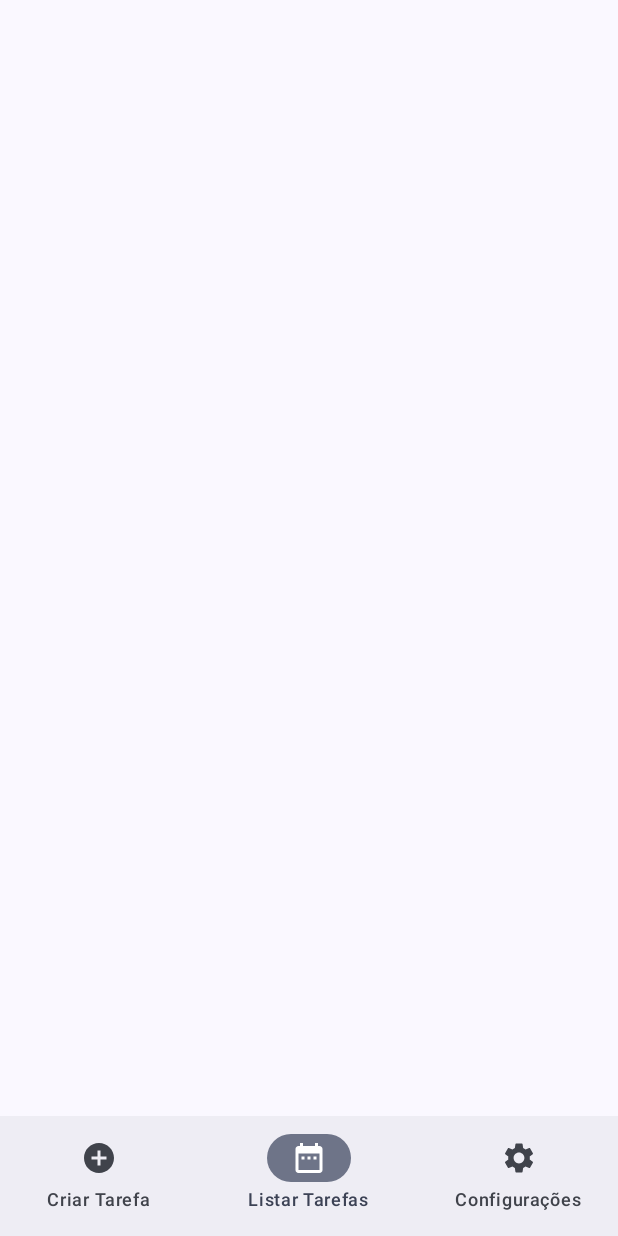
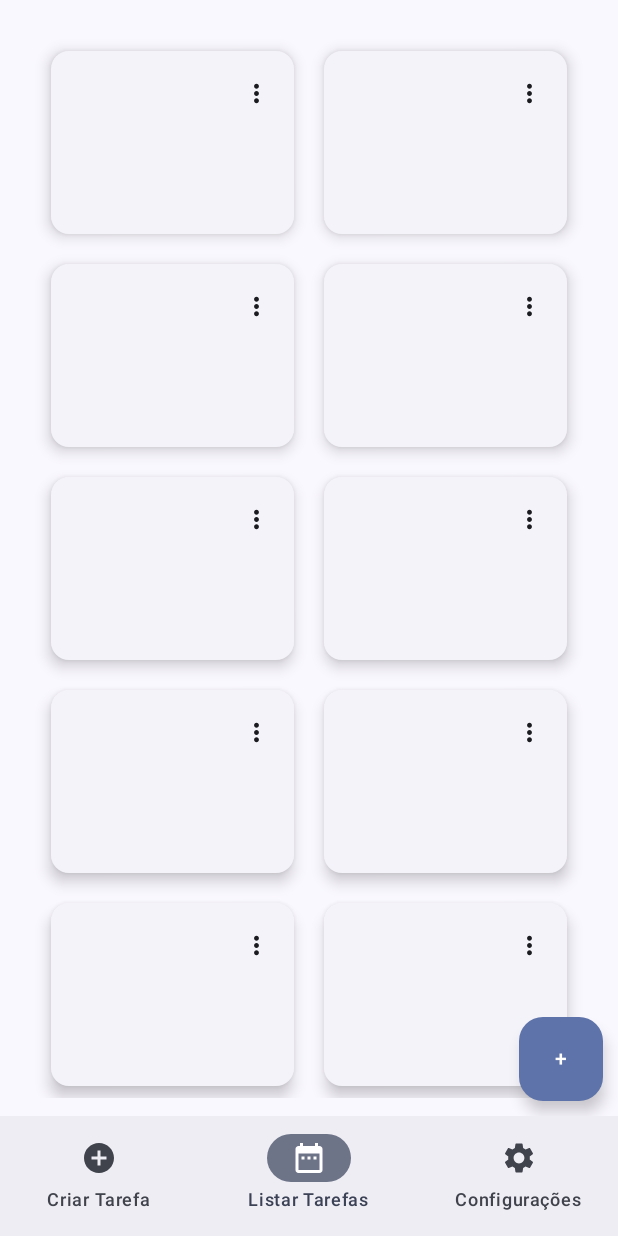
Before and after one commit to Matheus2037/TaskManager, an Android app built with Jetpack Compose: the screen it shows after launch (MainActivity), item 2 of the bottom bar chosen, on a phone screen of 412 x 824 dp. Run offline under Robolectric (Android 15) with nearby library versions, the phone set to English and light mode, and no system bars.

Commit message:
Adicionando ElevatedCards para as tasks

```diff
--- /dev/null
+++ b/app/src/main/java/com/example/taskmanager/components/TaskItemCard.kt
@@ -0,0 +1,76 @@
+package com.example.taskmanager.components
+
+
+import androidx.compose.foundation.layout.Arrangement
+import androidx.compose.foundation.layout.Column
+import androidx.compose.foundation.layout.Row
+import androidx.compose.foundation.layout.fillMaxWidth
+import androidx.compose.foundation.layout.height
+import androidx.compose.foundation.layout.padding
+import androidx.compose.foundation.layout.size
+import androidx.compose.material.icons.Icons
+import androidx.compose.material.icons.rounded.MoreVert
+import androidx.compose.material3.Card
+import androidx.compose.material3.CardDefaults
+import androidx.compose.material3.ElevatedCard
+import androidx.compose.material3.Icon
+import androidx.compose.material3.IconButton
+import androidx.compose.material3.Text
+import androidx.compose.runtime.Composable
+import androidx.compose.ui.Modifier
+import androidx.compose.ui.platform.LocalContext
+import androidx.compose.ui.text.font.FontWeight
+import androidx.compose.ui.text.style.TextOverflow
+import androidx.compose.ui.tooling.preview.Preview
+import androidx.compose.ui.unit.dp
+import androidx.compose.ui.unit.sp
+import com.example.taskmanager.Constants
+
+@Composable
+fun TaskItemCard(modifier: Modifier = Modifier){
+    val localData = com.example.taskmanager.SharedPreferences(LocalContext.current)
+
+    ElevatedCard(elevation = CardDefaults.cardElevation(
+        defaultElevation = 6.dp),
+        modifier = Modifier
+            .fillMaxWidth()
+            .height(142.dp)
+        .padding(10.dp)
+    ) {
+        Column(modifier = Modifier.padding(16.dp).fillMaxWidth()){
+            Row (
+                modifier = Modifier.fillMaxWidth(),
+                horizontalArrangement = Arrangement.Center
+            ) {
+                Text(
+                    text = localData.get(Constants.TITLE)?: "", fontWeight = FontWeight.SemiBold, fontSize = 16.sp,
+                    modifier = Modifier.weight(0.85f)
+                )
+                IconButton(
+                    onClick = { /* TODO */ },
+                    modifier = Modifier.weight(0.15f).size(24.dp)
+                ) {
+                    Icon(
+                        Icons.Rounded.MoreVert,
+                        contentDescription = "Task Options"
+                    )
+                }
+            }
+            Row(modifier = Modifier
+                .padding(top = 8.dp)
+            ) {
+                Text(text =  localData.get(Constants.DESCRIPTION)?: "",
+                    fontWeight = FontWeight.Light,
+                    fontSize = 12.sp,
+                    lineHeight = 12.sp,
+                    overflow = TextOverflow.Ellipsis)
+            }
+        }
+    }
+}
+
+@Composable
+@Preview
+fun TaskItemCardPreview(){
+    TaskItemCard()
+}
--- a/app/src/main/java/com/example/taskmanager/screens/CreateTaskScreen.kt
+++ b/app/src/main/java/com/example/taskmanager/screens/CreateTaskScreen.kt
@@ -24,7 +24,7 @@ import com.example.taskmanager.SharedPreferences
 
 
 @Composable
-fun CreateTaskScreen(paddingValues: PaddingValues){
+fun CreateTaskScreen(modifier: Modifier = Modifier){
     var title by remember { mutableStateOf("") }
     var description by remember { mutableStateOf("") }
     val localData = SharedPreferences(LocalContext.current)
@@ -72,5 +72,5 @@ fun CreateTaskScreen(paddingValues: PaddingValues){
 @Preview(showBackground = true)
 @Composable
 fun CreateTaskScreenPreview(){
-    CreateTaskScreen(paddingValues = PaddingValues())
+    CreateTaskScreen()
 }
--- a/app/src/main/java/com/example/taskmanager/screens/ListTaskScreen.kt
+++ b/app/src/main/java/com/example/taskmanager/screens/ListTaskScreen.kt
@@ -1,25 +1,47 @@
 package com.example.taskmanager.screens
 
+import androidx.compose.foundation.layout.Box
 import androidx.compose.foundation.layout.Column
 import androidx.compose.foundation.layout.PaddingValues
+import androidx.compose.foundation.layout.fillMaxSize
+import androidx.compose.foundation.layout.fillMaxWidth
 import androidx.compose.foundation.layout.padding
+import androidx.compose.foundation.lazy.grid.GridCells
+import androidx.compose.foundation.lazy.grid.LazyVerticalGrid
+import androidx.compose.material3.FloatingActionButton
 import androidx.compose.material3.Text
 import androidx.compose.runtime.Composable
+import androidx.compose.ui.Alignment
 import androidx.compose.ui.Modifier
 import androidx.compose.ui.platform.LocalContext
 import androidx.compose.ui.tooling.preview.Preview
 import androidx.compose.ui.unit.dp
-import com.example.taskmanager.Constants
+import com.example.taskmanager.components.TaskItemCard
 
 @Composable
-fun ListTaskScreen(paddingValues: PaddingValues, modifier: Modifier = Modifier) {
+fun ListTaskScreen(modifier: Modifier = Modifier) {
     val localData = com.example.taskmanager.SharedPreferences(LocalContext.current)
+    val taskList = List(50) { "Task $it" }
 
     Column(
-        modifier = Modifier.padding(20.dp)
+        modifier = Modifier
+            .padding()
+            .fillMaxWidth()
     ) {
-        Text(text = localData.get(Constants.TITLE)?: "")
-        Text(text = localData.get(Constants.DESCRIPTION)?: "")
+        LazyVerticalGrid(
+            columns = GridCells.Adaptive(minSize = 160.dp),
+            contentPadding = PaddingValues(12.dp),
+            modifier = Modifier.fillMaxWidth().padding(12.dp)
+        ) {
+            items(taskList.size) { index ->
+                TaskItemCard()
+            }
+        }
+    }
+    Box (modifier = Modifier.fillMaxSize().padding(10.dp), contentAlignment = Alignment.BottomEnd){
+        FloatingActionButton(onClick = { /* TODO */ }) {
+            Text(text = "+")
+        }
     }
 }
 
@@ -27,5 +49,5 @@ fun ListTaskScreen(paddingValues: PaddingValues, modifier: Modifier = Modifier)
 @Preview(showBackground = true)
 @Composable
 fun ListTaskScreenPreview(){
-    ListTaskScreen(paddingValues = PaddingValues())
+    ListTaskScreen()
 }
--- a/app/src/main/java/com/example/taskmanager/screens/MainScreen.kt
+++ b/app/src/main/java/com/example/taskmanager/screens/MainScreen.kt
@@ -24,26 +24,19 @@ fun MainScreen() {
             BottomNavigationBar(navController = navController)
         }
         ) { innerPadding ->
-        Box(
-            modifier = Modifier
-                .padding(innerPadding)
-                .fillMaxSize(),
-            contentAlignment = Alignment.Center
-        ) {
         NavHost(
             navController = navController,
             startDestination = BottomNavItem.CreateTask.route,
             modifier = Modifier.padding(innerPadding)
         ){
             composable(BottomNavItem.CreateTask.route){
-                    CreateTaskScreen(innerPadding)
+                CreateTaskScreen()
             }
             composable(BottomNavItem.ListTask.route){
-                    ListTaskScreen(innerPadding)
+                ListTaskScreen()
             }
             composable(BottomNavItem.Settings.route){
-                    SettingsScreen(innerPadding)
-                }
+                SettingsScreen()
             }
         }
     }
--- a/app/src/main/java/com/example/taskmanager/screens/SettingsScreen.kt
+++ b/app/src/main/java/com/example/taskmanager/screens/SettingsScreen.kt
@@ -8,7 +8,7 @@ import androidx.compose.runtime.Composable
 import androidx.compose.ui.Modifier
 
 @Composable
-fun SettingsScreen(paddingValues: PaddingValues, modifier: Modifier = Modifier){
+fun SettingsScreen(modifier: Modifier = Modifier){
     Column(
         modifier = Modifier.fillMaxSize()
     ) {
```
Lines whose indentation alone changed are shown as unchanged.
